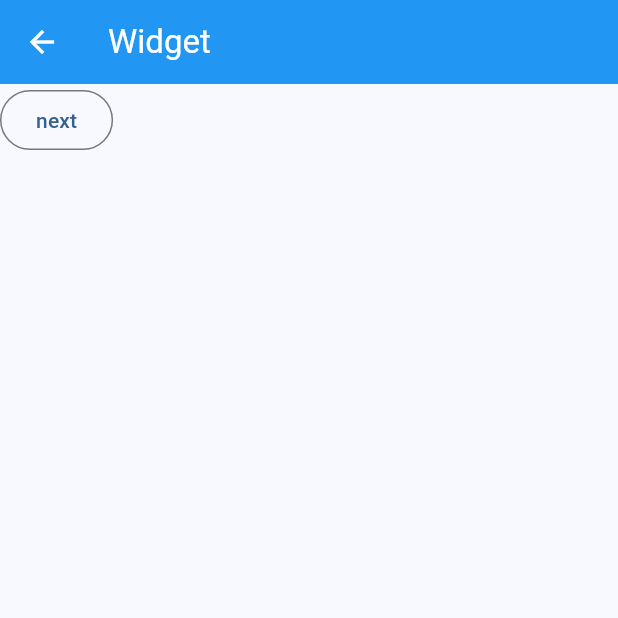
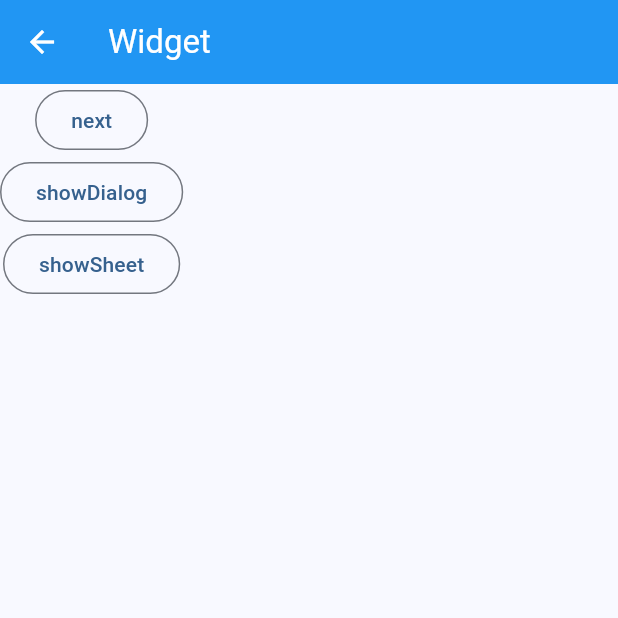
Before and after one commit to shang1219178163/route_stack_manager, a Flutter app: the PageFive screen opened directly, on a phone screen of 412 x 824 dp, the top half of it. Run offline on Flutter 3.47's test engine with Material 3 defaults, Android fonts, the phone set to English and light mode, and no system bars.

Commit message:
feat：新增当前路由类型布尔值

```diff
--- a/example/lib/page/page_five.dart
+++ b/example/lib/page/page_five.dart
@@ -49,6 +49,10 @@ class _PageFiveState extends State<PageFive> {
         child: Column(
           children: [
             OutlinedButton(onPressed: onNext, child: const Text("next")),
+            OutlinedButton(
+                onPressed: showDialog, child: const Text("showDialog")),
+            OutlinedButton(
+                onPressed: showSheet, child: const Text("showSheet")),
           ],
         ),
       ),
@@ -58,4 +62,21 @@ class _PageFiveState extends State<PageFive> {
   void onNext() {
     DLog.d(RouteManager().toString());
   }
+
+  void showDialog() {
+    showAboutDialog(context: context);
+    DLog.d(RouteManager().toString());
+  }
+
+  void showSheet() {
+    showModalBottomSheet(
+        context: context,
+        builder: (context) {
+          return Container(
+            height: 500,
+            color: Colors.yellow,
+          );
+        });
+    DLog.d(RouteManager().toString());
+  }
 }
--- a/lib/src/route_manager.dart
+++ b/lib/src/route_manager.dart
@@ -10,6 +10,8 @@ import 'dart:convert';
 
 import 'package:flutter/cupertino.dart';
 import 'dart:developer' as developer;
+
+import 'package:flutter/material.dart';
 
 /// 路由堆栈管理器
 class RouteManager {
@@ -41,6 +43,15 @@ class RouteManager {
 
   /// 当前路由
   String? get current => currentRoute?.settings.name;
+
+  /// 当前路由类型是 PopupRoute
+  bool get isPopupOpen => currentRoute is PopupRoute;
+
+  /// 当前路由类型是 DialogRoute
+  bool get isDialogOpen => currentRoute is DialogRoute;
+
+  /// 当前路由类型是 ModalBottomSheetRoute
+  bool get isSheetOpen => currentRoute is ModalBottomSheetRoute;
 
   /// 进出堆栈过滤条件(默认仅支持PageRoute, 过滤弹窗)
   bool Function(Route<dynamic> route) filterRoute =
@@ -88,6 +99,10 @@ class RouteManager {
     data['routeNames'] = routeNames;
     data['preRouteName'] = preRouteName;
     data['current'] = current;
+    data['isPopupOpen'] = isPopupOpen;
+    data['isDialogOpen'] = isDialogOpen;
+    data['isSheetOpen'] = isSheetOpen;
+
     return data;
   }
 
```
